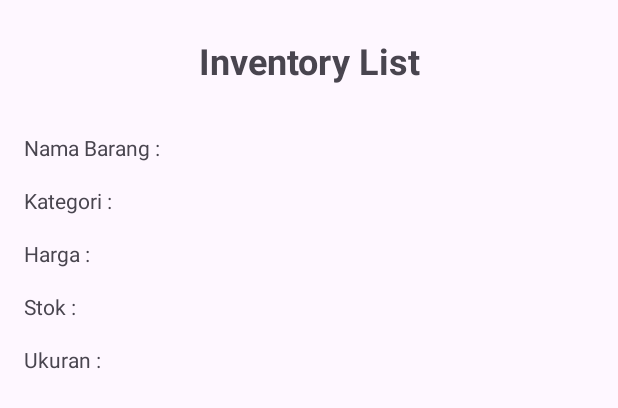
After one commit to hamdaniqhmqd/APK-Monitoring-Gudang, an Android app: the layout detail_barang.xml on its own in the app's theme, with its tools: preview values and no code run, on a phone screen of 412 x 824 dp. The commit adds this screen. Shown: the top 408 px of the screen. Run offline under Robolectric (Android 15) with nearby library versions, the phone set to English and light mode, and no system bars.

Commit message:
layout barang

```diff
--- a/app/src/main/AndroidManifest.xml
+++ b/app/src/main/AndroidManifest.xml
@@ -12,6 +12,9 @@
         android:supportsRtl="true"
         android:theme="@style/Theme.Aplikasimonitoringgudang"
         tools:targetApi="31">
+        <activity
+            android:name=".ui.barang.BarangActivity"
+            android:exported="false" />
         <activity
             android:name=".ui.transaksi.TransaksiActivity"
             android:exported="false" />
--- /dev/null
+++ b/app/src/main/res/layout/detail_barang.xml
@@ -0,0 +1,151 @@
+<?xml version="1.0" encoding="utf-8"?>
+<androidx.constraintlayout.widget.ConstraintLayout xmlns:android="http://schemas.android.com/apk/res/android"
+    xmlns:tools="http://schemas.android.com/tools"
+    android:layout_width="match_parent"
+    android:layout_height="match_parent"
+    xmlns:app="http://schemas.android.com/apk/res-auto">
+
+    <TextView
+        android:id="@+id/Judul"
+        android:layout_width="wrap_content"
+        android:layout_height="wrap_content"
+        android:text="Inventory List"
+        android:textSize="24sp"
+        android:textStyle="bold"
+        app:layout_constraintEnd_toEndOf="parent"
+        app:layout_constraintStart_toStartOf="parent"
+        app:layout_constraintTop_toTopOf="parent"
+        android:layout_marginTop="24dp"/>
+
+    <ScrollView
+        android:layout_width="0dp"
+        android:layout_height="0dp"
+        app:layout_constraintTop_toBottomOf="@+id/Judul"
+        app:layout_constraintStart_toStartOf="parent"
+        app:layout_constraintEnd_toEndOf="parent"
+        app:layout_constraintBottom_toTopOf="@+id/linearLayout">
+
+        <androidx.constraintlayout.widget.ConstraintLayout
+            android:layout_width="match_parent"
+            android:layout_height="wrap_content"
+            android:padding="16dp">
+
+            <TextView
+                android:id="@+id/NamaBarangLabel"
+                android:layout_width="wrap_content"
+                android:layout_height="wrap_content"
+                android:text="Nama Barang :"
+                app:layout_constraintTop_toTopOf="parent"
+                app:layout_constraintStart_toStartOf="parent"
+                android:layout_marginTop="16dp"/>
+
+            <TextView
+                android:id="@+id/NamaBarang"
+                android:layout_width="0dp"
+                android:layout_height="wrap_content"
+                app:layout_constraintTop_toTopOf="parent"
+                app:layout_constraintStart_toEndOf="@+id/NamaBarangLabel"
+                app:layout_constraintEnd_toEndOf="parent"
+                android:layout_marginTop="16dp"
+                android:text=""/>
+
+            <TextView
+                android:id="@+id/KategoriLabel"
+                android:layout_width="wrap_content"
+                android:layout_height="wrap_content"
+                android:text="Kategori :"
+                app:layout_constraintTop_toBottomOf="@+id/NamaBarangLabel"
+                app:layout_constraintStart_toStartOf="parent"
+                android:layout_marginTop="16dp"/>
+
+            <TextView
+                android:id="@+id/Kategori"
+                android:layout_width="0dp"
+                android:layout_height="wrap_content"
+                app:layout_constraintTop_toBottomOf="@+id/NamaBarang"
+                app:layout_constraintStart_toEndOf="@+id/KategoriLabel"
+                app:layout_constraintEnd_toEndOf="parent"
+                android:layout_marginTop="16dp"
+                android:text=""/>
+
+            <TextView
+                android:id="@+id/HargaLabel"
+                android:layout_width="wrap_content"
+                android:layout_height="wrap_content"
+                android:text="Harga :"
+                app:layout_constraintTop_toBottomOf="@+id/KategoriLabel"
+                app:layout_constraintStart_toStartOf="parent"
+                android:layout_marginTop="16dp"/>
+
+            <TextView
+                android:id="@+id/Harga"
+                android:layout_width="0dp"
+                android:layout_height="wrap_content"
+                app:layout_constraintTop_toBottomOf="@+id/Kategori"
+                app:layout_constraintStart_toEndOf="@+id/HargaLabel"
+                app:layout_constraintEnd_toEndOf="parent"
+                android:layout_marginTop="16dp"
+                android:text=""/>
+
+            <TextView
+                android:id="@+id/StokLabel"
+                android:layout_width="wrap_content"
+                android:layout_height="wrap_content"
+                android:text="Stok :"
+                app:layout_constraintTop_toBottomOf="@+id/HargaLabel"
+                app:layout_constraintStart_toStartOf="parent"
+                android:layout_marginTop="16dp"/>
+
+            <TextView
+                android:id="@+id/Stok"
+                android:layout_width="0dp"
+                android:layout_height="wrap_content"
+                app:layout_constraintTop_toBottomOf="@+id/Harga"
+                app:layout_constraintStart_toEndOf="@+id/StokLabel"
+                app:layout_constraintEnd_toEndOf="parent"
+                android:layout_marginTop="16dp"
+                android:text=""/>
+
+            <TextView
+                android:id="@+id/UkuranLabel"
+                android:layout_width="wrap_content"
+                android:layout_height="wrap_content"
+                android:text="Ukuran :"
+                app:layout_constraintTop_toBottomOf="@+id/StokLabel"
+                app:layout_constraintStart_toStartOf="parent"
+                android:layout_marginTop="16dp"/>
+
+            <TextView
+                android:id="@+id/Ukuran"
+                android:layout_width="0dp"
+                android:layout_height="wrap_content"
+                app:layout_constraintTop_toBottomOf="@+id/Stok"
+                app:layout_constraintStart_toEndOf="@+id/UkuranLabel"
+                app:layout_constraintEnd_toEndOf="parent"
+                android:layout_marginTop="16dp"
+                android:text=""/>
+
+        </androidx.constraintlayout.widget.ConstraintLayout>
+
+    </ScrollView>
+
+<!--    <com.google.android.material.floatingactionbutton.FloatingActionButton-->
+<!--        android:id="@+id/EditDetail"-->
+<!--        android:layout_width="wrap_content"-->
+<!--        android:layout_height="wrap_content"-->
+<!--        android:layout_margin="16dp"-->
+<!--        app:layout_constraintBaseline_toBottomOf="parent"-->
+<!--        app:layout_constraintBottom_toBottomOf="parent"-->
+<!--        app:layout_constraintEnd_toEndOf="parent" />-->
+
+    <LinearLayout
+        android:id="@+id/linearLayout"
+        android:layout_width="match_parent"
+        android:layout_height="wrap_content"
+        android:orientation="horizontal"
+        app:layout_constraintBottom_toBottomOf="parent"
+        app:layout_constraintEnd_toEndOf="parent"
+        app:layout_constraintStart_toStartOf="parent"
+        android:layout_marginBottom="16dp"/>
+
+</androidx.constraintlayout.widget.ConstraintLayout>
--- a/app/src/main/res/layout/list_barang.xml
+++ b/app/src/main/res/layout/list_barang.xml
@@ -17,6 +17,7 @@
         app:layout_constraintStart_toStartOf="parent"
         app:layout_constraintTop_toTopOf="parent"
         android:layout_marginTop="24dp"/>
+
 
     <androidx.cardview.widget.CardView
         android:id="@+id/cardView"
@@ -51,16 +52,6 @@
                 app:layout_constraintStart_toEndOf="@+id/imageView"
                 app:layout_constraintTop_toTopOf="parent" />
 
-            <ImageView
-                android:id="@+id/imageView2"
-                android:layout_width="76dp"
-                android:layout_height="84dp"
-                android:layout_marginStart="16dp"
-                android:src="@drawable/qr"
-                app:layout_constraintEnd_toEndOf="parent"
-                app:layout_constraintStart_toEndOf="@+id/textView3"
-                app:layout_constraintTop_toTopOf="parent" />
-
             <TextView
                 android:id="@+id/textView4"
                 android:layout_width="0dp"
@@ -85,34 +76,7 @@
 
     </androidx.cardview.widget.CardView>
 
-    <androidx.cardview.widget.CardView
-        android:id="@+id/cardView2"
-        android:layout_width="0dp"
-        android:layout_height="wrap_content"
-        android:layout_marginTop="8dp"
-        app:cardCornerRadius="10dp"
-        app:layout_constraintEnd_toEndOf="parent"
-        app:layout_constraintStart_toStartOf="parent"
-        app:layout_constraintTop_toBottomOf="@+id/cardView"/>
 
-    <androidx.cardview.widget.CardView
-        android:id="@+id/cardView3"
-        android:layout_width="0dp"
-        android:layout_height="wrap_content"
-        android:layout_marginTop="8dp"
-        app:cardCornerRadius="10dp"
-        app:layout_constraintEnd_toEndOf="parent"
-        app:layout_constraintStart_toStartOf="parent"
-        app:layout_constraintTop_toBottomOf="@+id/cardView2"/>
 
-    <androidx.cardview.widget.CardView
-        android:id="@+id/cardView4"
-        android:layout_width="0dp"
-        android:layout_height="wrap_content"
-        android:layout_marginTop="8dp"
-        app:cardCornerRadius="10dp"
-        app:layout_constraintEnd_toEndOf="parent"
-        app:layout_constraintStart_toStartOf="parent"
-        app:layout_constraintTop_toBottomOf="@+id/cardView3" />
 
 </androidx.constraintlayout.widget.ConstraintLayout>
```
